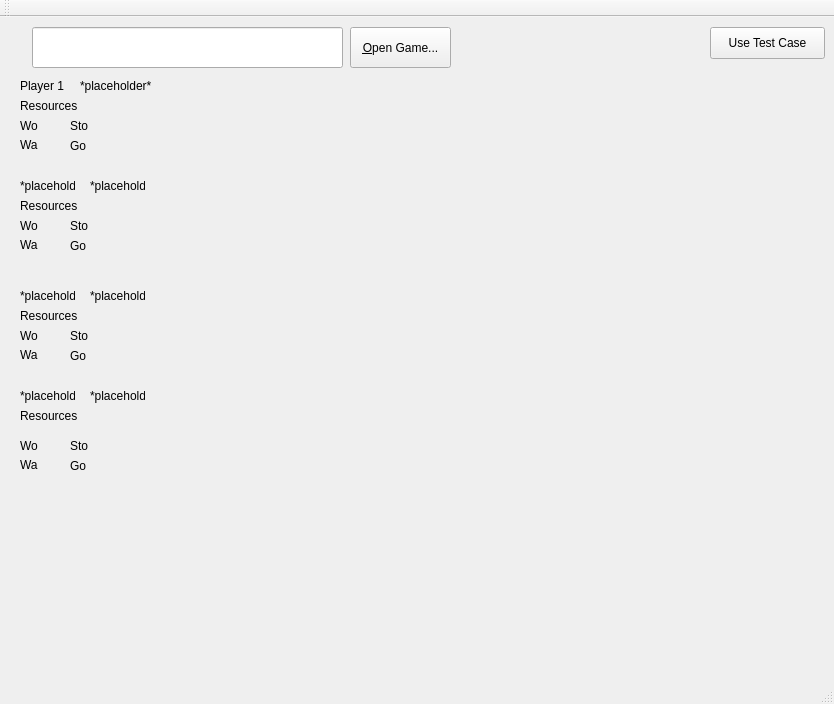
The window that road_race/roadrace.ui (bjuppl/roadrace) describes before a commit, drawn with Qt 5.
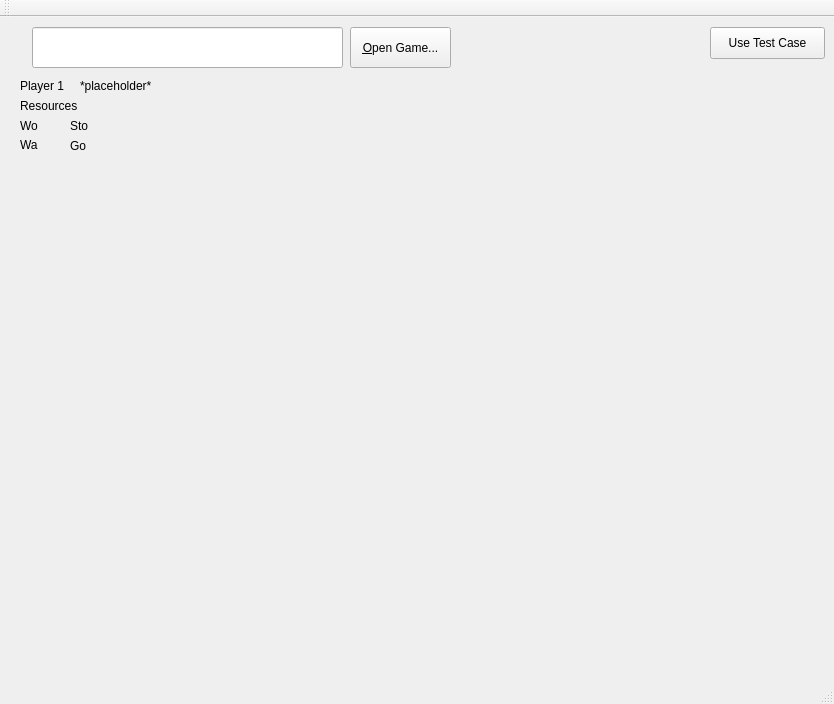
The same window after the commit.

Diff of the .ui file:
```diff
--- a/road_race/roadrace.ui
+++ b/road_race/roadrace.ui
@@ -79,84 +79,6 @@
      <string>*placeholder*</string>
     </property>
    </widget>
-   <widget class="QLabel" name="player2">
-    <property name="geometry">
-     <rect>
-      <x>20</x>
-      <y>160</y>
-      <width>55</width>
-      <height>17</height>
-     </rect>
-    </property>
-    <property name="text">
-     <string>*placeholder*</string>
-    </property>
-   </widget>
-   <widget class="QLabel" name="name2">
-    <property name="geometry">
-     <rect>
-      <x>90</x>
-      <y>160</y>
-      <width>55</width>
-      <height>17</height>
-     </rect>
-    </property>
-    <property name="text">
-     <string>*placeholder&quot;</string>
-    </property>
-   </widget>
-   <widget class="QLabel" name="name3">
-    <property name="geometry">
-     <rect>
-      <x>90</x>
-      <y>270</y>
-      <width>55</width>
-      <height>17</height>
-     </rect>
-    </property>
-    <property name="text">
-     <string>*placeholder&quot;</string>
-    </property>
-   </widget>
-   <widget class="QLabel" name="name4">
-    <property name="geometry">
-     <rect>
-      <x>90</x>
-      <y>370</y>
-      <width>55</width>
-      <height>17</height>
-     </rect>
-    </property>
-    <property name="text">
-     <string>*placeholder&quot;</string>
-    </property>
-   </widget>
-   <widget class="QLabel" name="player3">
-    <property name="geometry">
-     <rect>
-      <x>20</x>
-      <y>270</y>
-      <width>55</width>
-      <height>17</height>
-     </rect>
-    </property>
-    <property name="text">
-     <string>*placeholder&quot;</string>
-    </property>
-   </widget>
-   <widget class="QLabel" name="player4">
-    <property name="geometry">
-     <rect>
-      <x>20</x>
-      <y>370</y>
-      <width>55</width>
-      <height>17</height>
-     </rect>
-    </property>
-    <property name="text">
-     <string>*placeholder&quot;</string>
-    </property>
-   </widget>
    <widget class="QLabel" name="label">
     <property name="geometry">
      <rect>
@@ -170,45 +92,6 @@
      <string>Resources</string>
     </property>
    </widget>
-   <widget class="QLabel" name="label_2">
-    <property name="geometry">
-     <rect>
-      <x>20</x>
-      <y>180</y>
-      <width>61</width>
-      <height>17</height>
-     </rect>
-    </property>
-    <property name="text">
-     <string>Resources</string>
-    </property>
-   </widget>
-   <widget class="QLabel" name="label_3">
-    <property name="geometry">
-     <rect>
-      <x>20</x>
-      <y>290</y>
-      <width>61</width>
-      <height>17</height>
-     </rect>
-    </property>
-    <property name="text">
-     <string>Resources</string>
-    </property>
-   </widget>
-   <widget class="QLabel" name="label_4">
-    <property name="geometry">
-     <rect>
-      <x>20</x>
-      <y>390</y>
-      <width>61</width>
-      <height>17</height>
-     </rect>
-    </property>
-    <property name="text">
-     <string>Resources</string>
-    </property>
-   </widget>
    <widget class="QLabel" name="label_5">
     <property name="geometry">
      <rect>
@@ -222,45 +105,6 @@
      <string>Wo</string>
     </property>
    </widget>
-   <widget class="QLabel" name="label_6">
-    <property name="geometry">
-     <rect>
-      <x>20</x>
-      <y>200</y>
-      <width>21</width>
-      <height>17</height>
-     </rect>
-    </property>
-    <property name="text">
-     <string>Wo</string>
-    </property>
-   </widget>
-   <widget class="QLabel" name="label_7">
-    <property name="geometry">
-     <rect>
-      <x>20</x>
-      <y>310</y>
-      <width>21</width>
-      <height>17</height>
-     </rect>
-    </property>
-    <property name="text">
-     <string>Wo</string>
-    </property>
-   </widget>
-   <widget class="QLabel" name="label_8">
-    <property name="geometry">
-     <rect>
-      <x>20</x>
-      <y>420</y>
-      <width>21</width>
-      <height>17</height>
-     </rect>
-    </property>
-    <property name="text">
-     <string>Wo</string>
-    </property>
-   </widget>
    <widget class="QLabel" name="label_9">
     <property name="geometry">
      <rect>
@@ -287,123 +131,6 @@
      <string>Wa</string>
     </property>
    </widget>
-   <widget class="QLabel" name="label_11">
-    <property name="geometry">
-     <rect>
-      <x>20</x>
-      <y>220</y>
-      <width>21</width>
-      <height>16</height>
-     </rect>
-    </property>
-    <property name="text">
-     <string>Wa</string>
-    </property>
-   </widget>
-   <widget class="QLabel" name="label_12">
-    <property name="geometry">
-     <rect>
-      <x>20</x>
-      <y>330</y>
-      <width>21</width>
-      <height>16</height>
-     </rect>
-    </property>
-    <property name="text">
-     <string>Wa</string>
-    </property>
-   </widget>
-   <widget class="QLabel" name="label_13">
-    <property name="geometry">
-     <rect>
-      <x>20</x>
-      <y>440</y>
-      <width>21</width>
-      <height>16</height>
-     </rect>
-    </property>
-    <property name="text">
-     <string>Wa</string>
-    </property>
-   </widget>
-   <widget class="QLabel" name="label_14">
-    <property name="geometry">
-     <rect>
-      <x>70</x>
-      <y>200</y>
-      <width>21</width>
-      <height>17</height>
-     </rect>
-    </property>
-    <property name="text">
-     <string>Sto</string>
-    </property>
-   </widget>
-   <widget class="QLabel" name="label_15">
-    <property name="geometry">
-     <rect>
-      <x>70</x>
-      <y>310</y>
-      <width>21</width>
-      <height>17</height>
-     </rect>
-    </property>
-    <property name="text">
-     <string>Sto</string>
-    </property>
-   </widget>
-   <widget class="QLabel" name="label_16">
-    <property name="geometry">
-     <rect>
-      <x>70</x>
-      <y>420</y>
-      <width>21</width>
-      <height>17</height>
-     </rect>
-    </property>
-    <property name="text">
-     <string>Sto</string>
-    </property>
-   </widget>
-   <widget class="QLabel" name="label_17">
-    <property name="geometry">
-     <rect>
-      <x>70</x>
-      <y>440</y>
-      <width>21</width>
-      <height>17</height>
-     </rect>
-    </property>
-    <property name="text">
-     <string>Go</string>
-    </property>
-   </widget>
-   <widget class="QLabel" name="label_18">
-    <property name="geometry">
-     <rect>
-      <x>70</x>
-      <y>330</y>
-      <width>21</width>
-      <height>17</height>
-     </rect>
-    </property>
-    <property name="text">
-     <string>Go</string>
-    </property>
-   </widget>
-   <widget class="QLabel" name="label_19">
-    <property name="geometry">
-     <rect>
-      <x>70</x>
-      <y>220</y>
-      <width>21</width>
-      <height>17</height>
-     </rect>
-    </property>
-    <property name="text">
-     <string>Go</string>
-    </property>
-   </widget>
    <widget class="QLabel" name="label_20">
     <property name="geometry">
      <rect>
```
Left out of the diff: 156 changed lines with no effect on the pictures.
